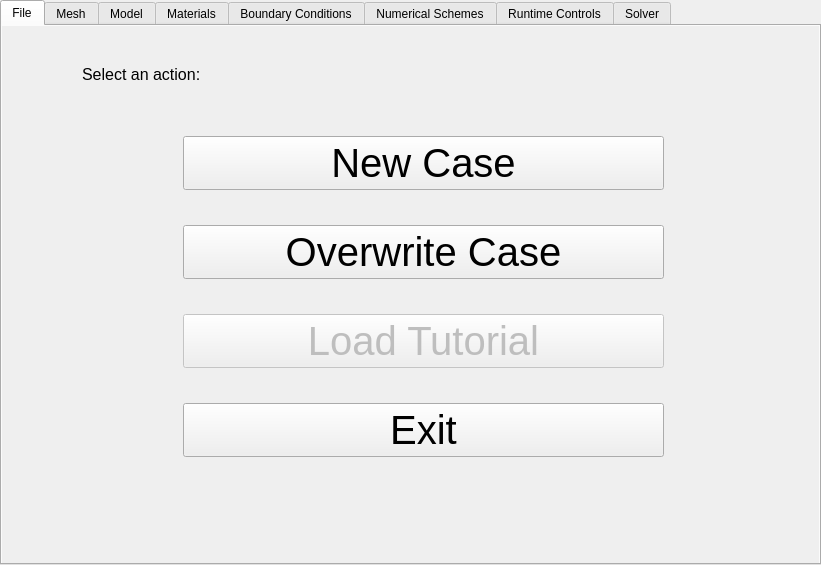
Old version of the form GUI_dev/proto_1.ui in the repository LeoGtrez/qtFoam.
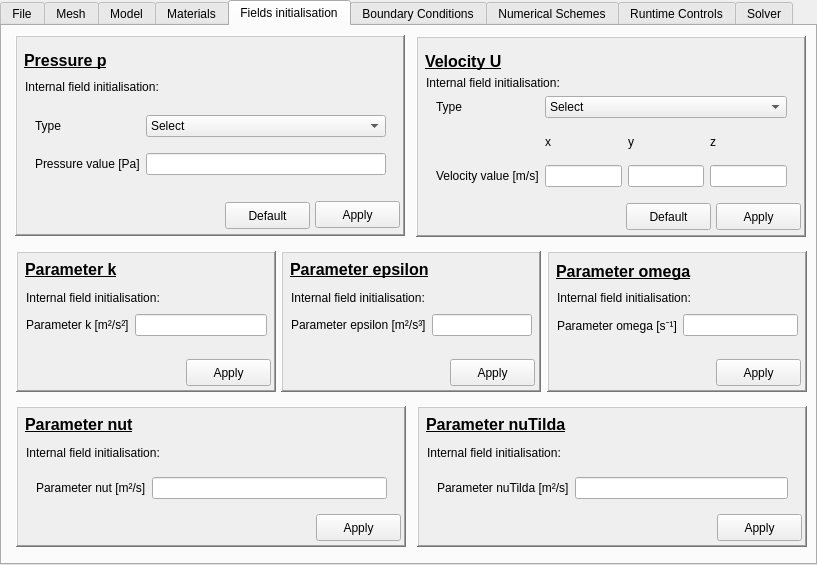
New version of the form. The open tabs and pages were chosen to show the change. Icons and pictures are not drawn.

What changed in the file:
```diff
--- a/GUI_dev/proto_1.ui
+++ b/GUI_dev/proto_1.ui
@@ -9,7 +9,7 @@
    <rect>
     <x>0</x>
     <y>0</y>
-    <width>821</width>
+    <width>817</width>
     <height>565</height>
    </rect>
   </property>
@@ -2192,6 +2192,732 @@
     </layout>
    </widget>
   </widget>
+  <widget class="QWidget" name="Field_init_tab">
+   <attribute name="title">
+    <string>Fields initialisation</string>
+   </attribute>
+   <widget class="QFrame" name="Init_p_frame">
+    <property name="geometry">
+     <rect>
+      <x>13</x>
+      <y>9</y>
+      <width>390</width>
+      <height>201</height>
+     </rect>
+    </property>
+    <property name="autoFillBackground">
+     <bool>true</bool>
+    </property>
+    <property name="frameShape">
+     <enum>QFrame::WinPanel</enum>
+    </property>
+    <property name="frameShadow">
+     <enum>QFrame::Raised</enum>
+    </property>
+    <widget class="QLabel" name="label_53">
+     <property name="geometry">
+      <rect>
+       <x>9</x>
+       <y>10</y>
+       <width>91</width>
+       <height>31</height>
+      </rect>
+     </property>
+     <property name="font">
+      <font>
+       <pointsize>12</pointsize>
+       <weight>75</weight>
+       <bold>true</bold>
+       <underline>true</underline>
+      </font>
+     </property>
+     <property name="text">
+      <string>Pressure p</string>
+     </property>
+    </widget>
+    <widget class="QLabel" name="label_55">
+     <property name="geometry">
+      <rect>
+       <x>10</x>
+       <y>43</y>
+       <width>151</width>
+       <height>17</height>
+      </rect>
+     </property>
+     <property name="text">
+      <string>Internal field initialisation:</string>
+     </property>
+    </widget>
+    <widget class="QPushButton" name="pushButton_26">
+     <property name="geometry">
+      <rect>
+       <x>210</x>
+       <y>167</y>
+       <width>85</width>
+       <height>27</height>
+      </rect>
+     </property>
+     <property name="text">
+      <string>Default</string>
+     </property>
+    </widget>
+    <widget class="QPushButton" name="pushButton_27">
+     <property name="geometry">
+      <rect>
+       <x>300</x>
+       <y>166</y>
+       <width>85</width>
+       <height>27</height>
+      </rect>
+     </property>
+     <property name="text">
+      <string>Apply</string>
+     </property>
+    </widget>
+    <widget class="QWidget" name="layoutWidget">
+     <property name="geometry">
+      <rect>
+       <x>20</x>
+       <y>70</y>
+       <width>351</width>
+       <height>81</height>
+      </rect>
+     </property>
+     <layout class="QGridLayout" name="gridLayout_5">
+      <item row="1" column="0">
+       <widget class="QLabel" name="label_194">
+        <property name="text">
+         <string>Pressure value [Pa]</string>
+        </property>
+       </widget>
+      </item>
+      <item row="1" column="1">
+       <widget class="QLineEdit" name="lineEdit_25"/>
+      </item>
+      <item row="0" column="0">
+       <widget class="QLabel" name="label_40">
+        <property name="text">
+         <string>Type</string>
+        </property>
+       </widget>
+      </item>
+      <item row="0" column="1">
+       <widget class="QComboBox" name="comboBox_43">
+        <item>
+         <property name="text">
+          <string>Select</string>
+         </property>
+        </item>
+        <item>
+         <property name="text">
+          <string>Potential Flow</string>
+         </property>
+        </item>
+        <item>
+         <property name="text">
+          <string>Uniform fixed value</string>
+         </property>
+        </item>
+       </widget>
+      </item>
+     </layout>
+    </widget>
+   </widget>
+   <widget class="QFrame" name="Init_epsilon_frame">
+    <property name="geometry">
+     <rect>
+      <x>279</x>
+      <y>225</y>
+      <width>260</width>
+      <height>141</height>
+     </rect>
+    </property>
+    <property name="autoFillBackground">
+     <bool>true</bool>
+    </property>
+    <property name="frameShape">
+     <enum>QFrame::WinPanel</enum>
+    </property>
+    <property name="frameShadow">
+     <enum>QFrame::Raised</enum>
+    </property>
+    <widget class="QLabel" name="label_186">
+     <property name="geometry">
+      <rect>
+       <x>9</x>
+       <y>10</y>
+       <width>151</width>
+       <height>17</height>
+      </rect>
+     </property>
+     <property name="font">
+      <font>
+       <pointsize>12</pointsize>
+       <weight>75</weight>
+       <bold>true</bold>
+       <underline>true</underline>
+      </font>
+     </property>
+     <property name="text">
+      <string>Parameter epsilon</string>
+     </property>
+    </widget>
+    <widget class="QLabel" name="label_190">
+     <property name="geometry">
+      <rect>
+       <x>10</x>
+       <y>38</y>
+       <width>151</width>
+       <height>17</height>
+      </rect>
+     </property>
+     <property name="text">
+      <string>Internal field initialisation:</string>
+     </property>
+    </widget>
+    <widget class="QPushButton" name="pushButton_33">
+     <property name="geometry">
+      <rect>
+       <x>169</x>
+       <y>108</y>
+       <width>85</width>
+       <height>27</height>
+      </rect>
+     </property>
+     <property name="text">
+      <string>Apply</string>
+     </property>
+    </widget>
+    <widget class="QWidget" name="layoutWidget">
+     <property name="geometry">
+      <rect>
+       <x>10</x>
+       <y>60</y>
+       <width>241</width>
+       <height>29</height>
+      </rect>
+     </property>
+     <layout class="QGridLayout" name="gridLayout_37">
+      <item row="0" column="0">
+       <widget class="QLabel" name="label_200">
+        <property name="text">
+         <string>Parameter epsilon [m²/s³]</string>
+        </property>
+       </widget>
+      </item>
+      <item row="0" column="1">
+       <widget class="QLineEdit" name="lineEdit_130"/>
+      </item>
+     </layout>
+    </widget>
+   </widget>
+   <widget class="QFrame" name="Init_omega_frame">
+    <property name="geometry">
+     <rect>
+      <x>545</x>
+      <y>225</y>
+      <width>260</width>
+      <height>141</height>
+     </rect>
+    </property>
+    <property name="autoFillBackground">
+     <bool>true</bool>
+    </property>
+    <property name="frameShape">
+     <enum>QFrame::WinPanel</enum>
+    </property>
+    <property name="frameShadow">
+     <enum>QFrame::Raised</enum>
+    </property>
+    <widget class="QLabel" name="label_187">
+     <property name="geometry">
+      <rect>
+       <x>9</x>
+       <y>10</y>
+       <width>151</width>
+       <height>21</height>
+      </rect>
+     </property>
+     <property name="font">
+      <font>
+       <pointsize>12</pointsize>
+       <weight>75</weight>
+       <bold>true</bold>
+       <underline>true</underline>
+      </font>
+     </property>
+     <property name="text">
+      <string>Parameter omega</string>
+     </property>
+    </widget>
+    <widget class="QLabel" name="label_191">
+     <property name="geometry">
+      <rect>
+       <x>10</x>
+       <y>38</y>
+       <width>151</width>
+       <height>17</height>
+      </rect>
+     </property>
+     <property name="text">
+      <string>Internal field initialisation:</string>
+     </property>
+    </widget>
+    <widget class="QWidget" name="layoutWidget_5">
+     <property name="geometry">
+      <rect>
+       <x>10</x>
+       <y>60</y>
+       <width>241</width>
+       <height>29</height>
+      </rect>
+     </property>
+     <layout class="QGridLayout" name="gridLayout_38">
+      <item row="0" column="0">
+       <widget class="QLabel" name="label_201">
+        <property name="text">
+         <string>Parameter omega [s⁻¹]</string>
+        </property>
+       </widget>
+      </item>
+      <item row="0" column="1">
+       <widget class="QLineEdit" name="lineEdit_131"/>
+      </item>
+     </layout>
+    </widget>
+    <widget class="QPushButton" name="pushButton_35">
+     <property name="geometry">
+      <rect>
+       <x>169</x>
+       <y>108</y>
+       <width>85</width>
+       <height>27</height>
+      </rect>
+     </property>
+     <property name="text">
+      <string>Apply</string>
+     </property>
+    </widget>
+   </widget>
+   <widget class="QFrame" name="Init_k_frame">
+    <property name="geometry">
+     <rect>
+      <x>14</x>
+      <y>225</y>
+      <width>260</width>
+      <height>141</height>
+     </rect>
+    </property>
+    <property name="autoFillBackground">
+     <bool>true</bool>
+    </property>
+    <property name="frameShape">
+     <enum>QFrame::WinPanel</enum>
+    </property>
+    <property name="frameShadow">
+     <enum>QFrame::Raised</enum>
+    </property>
+    <widget class="QLabel" name="label_185">
+     <property name="geometry">
+      <rect>
+       <x>9</x>
+       <y>10</y>
+       <width>111</width>
+       <height>17</height>
+      </rect>
+     </property>
+     <property name="font">
+      <font>
+       <pointsize>12</pointsize>
+       <weight>75</weight>
+       <bold>true</bold>
+       <underline>true</underline>
+      </font>
+     </property>
+     <property name="text">
+      <string>Parameter k</string>
+     </property>
+    </widget>
+    <widget class="QLabel" name="label_57">
+     <property name="geometry">
+      <rect>
+       <x>10</x>
+       <y>38</y>
+       <width>151</width>
+       <height>17</height>
+      </rect>
+     </property>
+     <property name="text">
+      <string>Internal field initialisation:</string>
+     </property>
+    </widget>
+    <widget class="QPushButton" name="pushButton_31">
+     <property name="geometry">
+      <rect>
+       <x>170</x>
+       <y>108</y>
+       <width>85</width>
+       <height>27</height>
+      </rect>
+     </property>
+     <property name="text">
+      <string>Apply</string>
+     </property>
+    </widget>
+    <widget class="QWidget" name="layoutWidget">
+     <property name="geometry">
+      <rect>
+       <x>10</x>
+       <y>60</y>
+       <width>241</width>
+       <height>29</height>
+      </rect>
+     </property>
+     <layout class="QGridLayout" name="gridLayout_36">
+      <item row="0" column="0">
+       <widget class="QLabel" name="label_199">
+        <property name="text">
+         <string>Parameter k [m²/s²]</string>
+        </property>
+       </widget>
+      </item>
+      <item row="0" column="1">
+       <widget class="QLineEdit" name="lineEdit_29"/>
+      </item>
+     </layout>
+    </widget>
+   </widget>
+   <widget class="QFrame" name="Init_u_frame">
+    <property name="geometry">
+     <rect>
+      <x>414</x>
+      <y>10</y>
+      <width>390</width>
+      <height>201</height>
+     </rect>
+    </property>
+    <property name="autoFillBackground">
+     <bool>true</bool>
+    </property>
+    <property name="frameShape">
+     <enum>QFrame::WinPanel</enum>
+    </property>
+    <property name="frameShadow">
+     <enum>QFrame::Raised</enum>
+    </property>
+    <widget class="QLabel" name="label_54">
+     <property name="geometry">
+      <rect>
+       <x>9</x>
+       <y>10</y>
+       <width>91</width>
+       <height>31</height>
+      </rect>
+     </property>
+     <property name="font">
+      <font>
+       <pointsize>12</pointsize>
+       <weight>75</weight>
+       <bold>true</bold>
+       <underline>true</underline>
+      </font>
+     </property>
+     <property name="text">
+      <string>Velocity U</string>
+     </property>
+    </widget>
+    <widget class="QLabel" name="label_56">
+     <property name="geometry">
+      <rect>
+       <x>10</x>
+       <y>38</y>
+       <width>151</width>
+       <height>17</height>
+      </rect>
+     </property>
+     <property name="text">
+      <string>Internal field initialisation:</string>
+     </property>
+    </widget>
+    <widget class="QPushButton" name="pushButton_28">
+     <property name="geometry">
+      <rect>
+       <x>210</x>
+       <y>167</y>
+       <width>85</width>
+       <height>27</height>
+      </rect>
+     </property>
+     <property name="text">
+      <string>Default</string>
+     </property>
+    </widget>
+    <widget class="QPushButton" name="pushButton_29">
+     <property name="geometry">
+      <rect>
+       <x>300</x>
+       <y>167</y>
+       <width>85</width>
+       <height>27</height>
+      </rect>
+     </property>
+     <property name="text">
+      <string>Apply</string>
+     </property>
+    </widget>
+    <widget class="QWidget" name="layoutWidget">
+     <property name="geometry">
+      <rect>
+       <x>20</x>
+       <y>60</y>
+       <width>351</width>
+       <height>91</height>
+      </rect>
+     </property>
+     <layout class="QGridLayout" name="gridLayout_17">
+      <item row="2" column="2">
+       <widget class="QLineEdit" name="lineEdit_27"/>
+      </item>
+      <item row="1" column="1">
+       <widget class="QLabel" name="label_196">
+        <property name="text">
+         <string>x</string>
+        </property>
+       </widget>
+      </item>
+      <item row="1" column="3">
+       <widget class="QLabel" name="label_198">
+        <property name="text">
+         <string>z</string>
+        </property>
+       </widget>
+      </item>
+      <item row="1" column="2">
+       <widget class="QLabel" name="label_197">
+        <property name="text">
+         <string>y</string>
+        </property>
+       </widget>
+      </item>
+      <item row="2" column="0">
+       <widget class="QLabel" name="label_195">
+        <property name="text">
+         <string>Velocity value [m/s]</string>
+        </property>
+       </widget>
+      </item>
+      <item row="2" column="3">
+       <widget class="QLineEdit" name="lineEdit_28"/>
+      </item>
+      <item row="2" column="1">
+       <widget class="QLineEdit" name="lineEdit_26"/>
+      </item>
+      <item row="0" column="0">
+       <widget class="QLabel" name="label_63">
+        <property name="text">
+         <string>Type</string>
+        </property>
+       </widget>
+      </item>
+      <item row="0" column="1" colspan="3">
+       <widget class="QComboBox" name="comboBox_44">
+        <item>
+         <property name="text">
+          <string>Select</string>
+         </property>
+        </item>
+        <item>
+         <property name="text">
+          <string>Potential Flow</string>
+         </property>
+        </item>
+        <item>
+         <property name="text">
+          <string>Uniform fixed values</string>
+         </property>
+        </item>
+       </widget>
+      </item>
+     </layout>
+    </widget>
+   </widget>
+   <widget class="QFrame" name="Init_nuTilda_frame">
+    <property name="geometry">
+     <rect>
+      <x>415</x>
+      <y>380</y>
+      <width>390</width>
+      <height>141</height>
+     </rect>
+    </property>
+    <property name="autoFillBackground">
+     <bool>true</bool>
+    </property>
+    <property name="frameShape">
+     <enum>QFrame::WinPanel</enum>
+    </property>
+    <property name="frameShadow">
+     <enum>QFrame::Raised</enum>
+    </property>
+    <widget class="QLabel" name="label_189">
+     <property name="geometry">
+      <rect>
+       <x>9</x>
+       <y>10</y>
+       <width>161</width>
+       <height>17</height>
+      </rect>
+     </property>
+     <property name="font">
+      <font>
+       <pointsize>12</pointsize>
+       <weight>75</weight>
+       <bold>true</bold>
+       <underline>true</underline>
+      </font>
+     </property>
+     <property name="text">
+      <string>Parameter nuTilda</string>
+     </property>
+    </widget>
+    <widget class="QLabel" name="label_193">
+     <property name="geometry">
+      <rect>
+       <x>10</x>
+       <y>38</y>
+       <width>151</width>
+       <height>17</height>
+      </rect>
+     </property>
+     <property name="text">
+      <string>Internal field initialisation:</string>
+     </property>
+    </widget>
+    <widget class="QWidget" name="layoutWidget_7">
+     <property name="geometry">
+      <rect>
+       <x>20</x>
+       <y>60</y>
+       <width>351</width>
+       <height>45</height>
+      </rect>
+     </property>
+     <layout class="QGridLayout" name="gridLayout_40">
+      <item row="0" column="1">
+       <widget class="QLineEdit" name="lineEdit_133"/>
+      </item>
+      <item row="0" column="0">
+       <widget class="QLabel" name="label_203">
+        <property name="text">
+         <string>Parameter nuTilda [m²/s]</string>
+        </property>
+       </widget>
+      </item>
+     </layout>
+    </widget>
+    <widget class="QPushButton" name="pushButton_38">
+     <property name="geometry">
+      <rect>
+       <x>300</x>
+       <y>108</y>
+       <width>85</width>
+       <height>27</height>
+      </rect>
+     </property>
+     <property name="text">
+      <string>Apply</string>
+     </property>
+    </widget>
+   </widget>
+   <widget class="QFrame" name="Init_nut_frame">
+    <property name="geometry">
+     <rect>
+      <x>14</x>
+      <y>380</y>
+      <width>390</width>
+      <height>141</height>
+     </rect>
+    </property>
+    <property name="autoFillBackground">
+     <bool>true</bool>
+    </property>
+    <property name="frameShape">
+     <enum>QFrame::WinPanel</enum>
+    </property>
+    <property name="frameShadow">
+     <enum>QFrame::Raised</enum>
+    </property>
+    <widget class="QLabel" name="label_188">
+     <property name="geometry">
+      <rect>
+       <x>9</x>
+       <y>10</y>
+       <width>131</width>
+       <height>17</height>
+      </rect>
+     </property>
+     <property name="font">
+      <font>
+       <pointsize>12</pointsize>
+       <weight>75</weight>
+       <bold>true</bold>
+       <underline>true</underline>
+      </font>
+     </property>
+     <property name="text">
+      <string>Parameter nut</string>
+     </property>
+    </widget>
+    <widget class="QLabel" name="label_192">
+     <property name="geometry">
+      <rect>
+       <x>10</x>
+       <y>38</y>
+       <width>151</width>
+       <height>17</height>
+      </rect>
+     </property>
+     <property name="text">
+      <string>Internal field initialisation:</string>
+     </property>
+    </widget>
+    <widget class="QWidget" name="layoutWidget_6">
+     <property name="geometry">
+      <rect>
+       <x>20</x>
+       <y>60</y>
+       <width>351</width>
+       <height>45</height>
+      </rect>
+     </property>
+     <layout class="QGridLayout" name="gridLayout_39">
+      <item row="0" column="1">
+       <widget class="QLineEdit" name="lineEdit_132"/>
+      </item>
+      <item row="0" column="0">
+       <widget class="QLabel" name="label_202">
+        <property name="text">
+         <string>Parameter nut [m²/s]</string>
+        </property>
+       </widget>
+      </item>
+     </layout>
+    </widget>
+    <widget class="QPushButton" name="pushButton_37">
+     <property name="geometry">
+      <rect>
+       <x>300</x>
+       <y>108</y>
+       <width>85</width>
+       <height>27</height>
+      </rect>
+     </property>
+     <property name="text">
+      <string>Apply</string>
+     </property>
+    </widget>
+   </widget>
+  </widget>
   <widget class="QWidget" name="Bound_cond">
    <property name="autoFillBackground">
     <bool>true</bool>
@@ -4790,129 +5516,6 @@
      <enum>Qt::Vertical</enum>
     </property>
    </widget>
-   <widget class="QWidget" name="layoutWidget">
-    <property name="geometry">
-     <rect>
-      <x>50</x>
-      <y>60</y>
-      <width>331</width>
-      <height>381</height>
-     </rect>
-    </property>
-    <layout class="QGridLayout" name="gridLayout_2">
-     <property name="leftMargin">
-      <number>0</number>
-     </property>
-     <item row="2" column="0" colspan="2">
-      <widget class="QLabel" name="label_35">
-       <property name="font">
-        <font>
-         <pointsize>12</pointsize>
-        </font>
-       </property>
-       <property name="text">
-        <string>End time</string>
-       </property>
-      </widget>
-     </item>
-     <item row="4" column="0" colspan="3">
-      <widget class="QLabel" name="label_37">
-       <property name="font">
-        <font>
-         <pointsize>12</pointsize>
-        </font>
-       </property>
-       <property name="text">
-        <string>Adjustable time step</string>
-       </property>
-      </widget>
-     </item>
-     <item row="5" column="0" colspan="3">
-      <widget class="QLabel" name="label_38">
-       <property name="font">
-        <font>
-         <pointsize>12</pointsize>
-        </font>
-       </property>
-       <property name="text">
-        <string>Max Courant number</string>
-       </property>
-      </widget>
-     </item>
-     <item row="6" column="0" colspan="3">
-      <widget class="QLabel" name="label_39">
-       <property name="font">
-        <font>
-         <pointsize>12</pointsize>
-        </font>
-       </property>
-       <property name="text">
-        <string>Max Courant alpha</string>
-       </property>
-      </widget>
-     </item>
-     <item row="6" column="3" colspan="2">
-      <widget class="QLineEdit" name="lineEdit_19"/>
-     </item>
-     <item row="7" column="0" colspan="3">
-      <widget class="QLabel" name="label_40">
-       <property name="font">
-        <font>
-         <pointsize>12</pointsize>
-        </font>
-       </property>
-       <property name="text">
-        <string>Max time step</string>
-       </property>
-      </widget>
-     </item>
-     <item row="5" column="3" colspan="2">
-      <widget class="QLineEdit" name="lineEdit_18"/>
-     </item>
-     <item row="4" column="3" colspan="2">
-      <widget class="QLineEdit" name="lineEdit_17"/>
-     </item>
-     <item row="7" column="3" colspan="2">
-      <widget class="QLineEdit" name="lineEdit_20"/>
-     </item>
-     <item row="3" column="2" colspan="3">
-      <widget class="QLineEdit" name="lineEdit_16"/>
-     </item>
-     <item row="3" column="0" colspan="2">
-      <widget class="QLabel" name="label_36">
-       <property name="font">
-        <font>
-         <pointsize>12</pointsize>
-        </font>
-       </property>
-       <property name="text">
-        <string>Time step (s)</string>
-       </property>
-      </widget>
-     </item>
-     <item row="2" column="2" colspan="3">
-      <widget class="QLineEdit" name="lineEdit_15"/>
-     </item>
-     <item row="1" column="2" colspan="3">
-      <widget class="QLineEdit" name="lineEdit_14"/>
-     </item>
-     <item row="0" column="2" colspan="3">
-      <widget class="QComboBox" name="comboBox_13"/>
-     </item>
-     <item row="0" column="0" colspan="2">
-      <widget class="QLabel" name="label_34">
-       <property name="font">
-        <font>
-         <pointsize>12</pointsize>
-        </font>
-       </property>
-       <property name="text">
-        <string>Start from</string>
-       </property>
-      </widget>
-     </item>
-    </layout>
-   </widget>
    <widget class="QWidget" name="layoutWidget">
     <property name="geometry">
      <rect>
@@ -5253,133 +5856,8 @@
    <widget class="QWidget" name="layoutWidget">
     <property name="geometry">
      <rect>
-      <x>200</x>
-      <y>30</y>
-      <width>411</width>
-      <height>241</height>
-     </rect>
-    </property>
-    <layout class="QGridLayout" name="gridLayout_6">
-     <item row="0" column="0" colspan="2">
-      <widget class="QLabel" name="label_60">
-       <property name="font">
-        <font>
-         <pointsize>12</pointsize>
-        </font>
-       </property>
-       <property name="text">
-        <string>Solution Algorithm</string>
-       </property>
-      </widget>
-     </item>
-     <item row="0" column="2">
-      <widget class="QComboBox" name="comboBox_21"/>
-     </item>
-     <item row="1" column="0" colspan="2">
-      <widget class="QLabel" name="label_61">
-       <property name="font">
-        <font>
-         <pointsize>12</pointsize>
-        </font>
-       </property>
-       <property name="text">
-        <string>Residual Control</string>
-       </property>
-      </widget>
-     </item>
-     <item row="2" column="0">
-      <widget class="QLabel" name="label_62">
-       <property name="font">
-        <font>
-         <pointsize>12</pointsize>
-        </font>
-       </property>
-       <property name="text">
-        <string>U</string>
-       </property>
-      </widget>
-     </item>
-     <item row="2" column="1" colspan="2">
-      <widget class="QLineEdit" name="lineEdit_30"/>
-     </item>
-     <item row="3" column="1" colspan="2">
-      <widget class="QLineEdit" name="lineEdit_31"/>
-     </item>
-     <item row="3" column="0">
-      <widget class="QLabel" name="label_63">
-       <property name="font">
-        <font>
-         <pointsize>12</pointsize>
-        </font>
-       </property>
-       <property name="text">
-        <string>P</string>
-       </property>
-      </widget>
-     </item>
-     <item row="4" column="0" colspan="2">
-      <widget class="QLabel" name="label_64">
-       <property name="font">
-        <font>
-         <pointsize>12</pointsize>
-        </font>
-       </property>
-       <property name="text">
-        <string>Relaxation Factors</string>
-       </property>
-      </widget>
-     </item>
-     <item row="5" column="0">
-      <widget class="QLabel" name="label_65">
-       <property name="font">
-        <font>
-         <pointsize>12</pointsize>
-        </font>
-       </property>
-       <property name="text">
-        <string>U</string>
-       </property>
-      </widget>
-     </item>
-     <item row="5" column="1" colspan="2">
-      <widget class="QLineEdit" name="lineEdit_32"/>
-     </item>
-     <item row="6" column="0">
-      <widget class="QLabel" name="label_66">
-       <property name="font">
-        <font>
-         <pointsize>12</pointsize>
-        </font>
-       </property>
-       <property name="text">
-        <string>P</string>
-       </property>
-      </widget>
-     </item>
-     <item row="6" column="1" colspan="2">
-      <widget class="QLineEdit" name="lineEdit_33"/>
-     </item>
-     <item row="7" column="1">
-      <widget class="QPushButton" name="pushButton_23">
-       <property name="text">
-        <string>Default values</string>
-       </property>
-      </widget>
-     </item>
-     <item row="7" column="2">
-      <widget class="QPushButton" name="pushButton_24">
-       <property name="text">
-        <string>Apply</string>
-       </property>
-      </widget>
-     </item>
-    </layout>
-   </widget>
-   <widget class="QWidget" name="">
-    <property name="geometry">
-     <rect>
-      <x>221</x>
-      <y>340</y>
+      <x>230</x>
+      <y>370</y>
       <width>364</width>
       <height>131</height>
      </rect>
```
Left out of the diff: 992 changed lines with no effect on the pictures.
